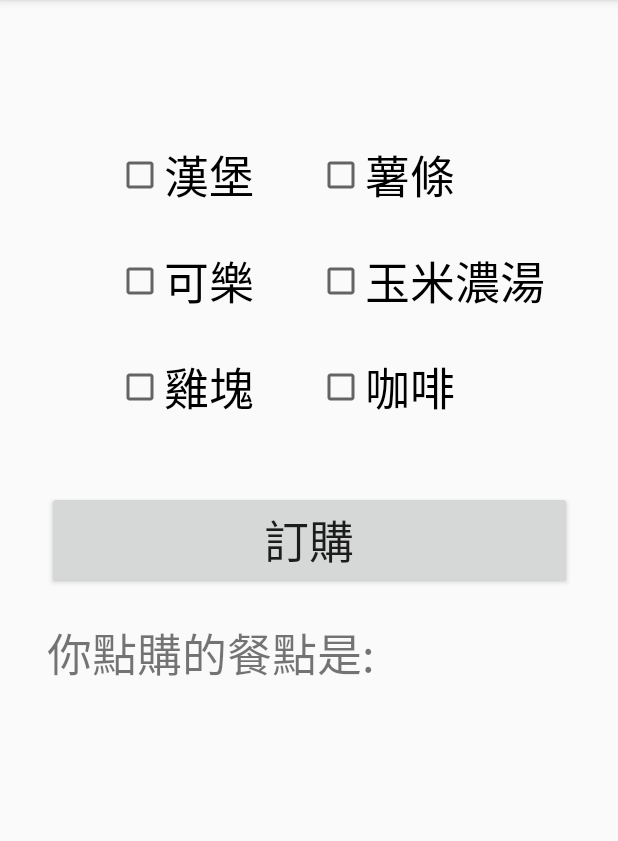
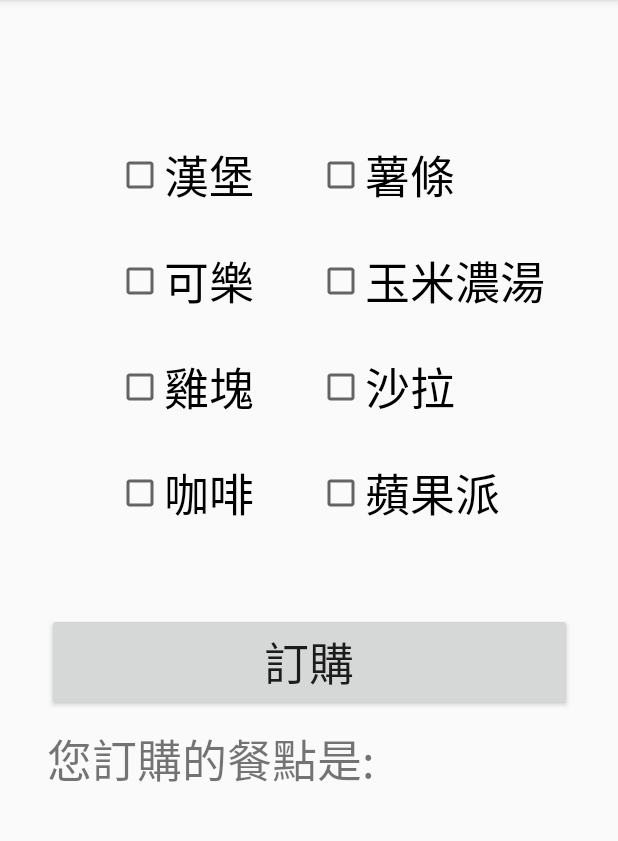
Before and after one commit to DerrickPikachu/FoodMenu, an Android app: the screen it shows after launch (MainActivity), after a tap on "訂購", on a phone screen of 412 x 824 dp, the part 84-925 px from its top. Run offline under Robolectric (Android 15) with nearby library versions, the phone set to English and light mode, and no system bars.

Commit message:
dynamically update result

```diff
--- a/app/src/main/java/com/example/foodmenu/MainActivity.java
+++ b/app/src/main/java/com/example/foodmenu/MainActivity.java
@@ -6,13 +6,17 @@ import android.os.Bundle;
 import android.view.View;
 import android.widget.Button;
 import android.widget.CheckBox;
+import android.widget.CompoundButton;
 import android.widget.TextView;
 
-public class MainActivity extends AppCompatActivity implements View.OnClickListener {
+import java.util.ArrayList;
 
-    TextView resultPrint;
-    int boxesId[] = {R.id.hamburger, R.id.frenchFries, R.id.cola, R.id.cornSoup, R.id.friedChicken, R.id.coffee};
-    Button orderBtn;
+public class MainActivity extends AppCompatActivity implements View.OnClickListener, CompoundButton.OnCheckedChangeListener {
+
+    private TextView resultPrint;
+    private int boxesId[] = {R.id.hamburger, R.id.frenchFries, R.id.cola, R.id.cornSoup, R.id.friedChicken, R.id.salad, R.id.coffee, R.id.applePie};
+    private Button orderBtn;
+    private ArrayList<String> checked;
 
     @Override
     protected void onCreate(Bundle savedInstanceState) {
@@ -21,13 +25,19 @@ public class MainActivity extends AppCompatActivity implements View.OnClickListe
 
         resultPrint = findViewById(R.id.result);
         orderBtn = findViewById(R.id.orderBtn);
+        checked = new ArrayList<>();
 
         orderBtn.setOnClickListener(this);
+
+        for (int i:boxesId) {
+            CheckBox box = findViewById(i);
+            box.setOnCheckedChangeListener(this);
+        }
     }
 
     @Override
     public void onClick(View view) {
-        String result = "你點購的餐點是:\n";
+        String result = "您訂購的餐點是:\n";
         CheckBox box;
 
         for (int i:boxesId) {
@@ -38,4 +48,19 @@ public class MainActivity extends AppCompatActivity implements View.OnClickListe
 
         resultPrint.setText(result);
     }
+
+    @Override
+    public void onCheckedChanged(CompoundButton compoundButton, boolean b) {
+        String result = "您點的餐點是:\n";
+
+        if (b)
+            checked.add(compoundButton.getText().toString());
+        else
+            checked.remove(compoundButton.getText().toString());
+
+        for (int i=0; i<checked.size(); i++)
+            result = result + checked.get(i) + "\n";
+
+        resultPrint.setText(result);
+    }
 }
--- a/app/src/main/res/layout/activity_main.xml
+++ b/app/src/main/res/layout/activity_main.xml
@@ -22,10 +22,11 @@
         android:id="@+id/coffee"
         android:layout_width="wrap_content"
         android:layout_height="wrap_content"
+        android:layout_marginTop="25dp"
         android:text="@string/coffee"
         android:textSize="30sp"
-        app:layout_constraintStart_toStartOf="@+id/cornSoup"
-        app:layout_constraintTop_toTopOf="@+id/friedChicken" />
+        app:layout_constraintStart_toStartOf="@+id/friedChicken"
+        app:layout_constraintTop_toBottomOf="@+id/friedChicken" />
 
     <CheckBox
         android:id="@+id/hamburger"
@@ -72,6 +73,24 @@
         app:layout_constraintStart_toStartOf="@+id/frenchFries"
         app:layout_constraintTop_toTopOf="@+id/cola" />
 
+    <CheckBox
+        android:id="@+id/salad"
+        android:layout_width="wrap_content"
+        android:layout_height="wrap_content"
+        android:text="@string/salad"
+        android:textSize="30sp"
+        app:layout_constraintStart_toStartOf="@+id/cornSoup"
+        app:layout_constraintTop_toTopOf="@+id/friedChicken" />
+
+    <CheckBox
+        android:id="@+id/applePie"
+        android:layout_width="wrap_content"
+        android:layout_height="wrap_content"
+        android:text="@string/apple_pie"
+        android:textSize="30sp"
+        app:layout_constraintStart_toStartOf="@+id/salad"
+        app:layout_constraintTop_toTopOf="@+id/coffee" />
+
     <Button
         android:id="@+id/orderBtn"
         android:layout_width="350dp"
@@ -80,20 +99,35 @@
         android:textSize="30sp"
         app:layout_constraintBottom_toBottomOf="parent"
         app:layout_constraintEnd_toEndOf="parent"
-        app:layout_constraintHorizontal_bias="0.5"
+        app:layout_constraintHorizontal_bias="0.508"
         app:layout_constraintStart_toStartOf="parent"
         app:layout_constraintTop_toBottomOf="@+id/coffee"
-        app:layout_constraintVertical_bias="0.110000014" />
+        app:layout_constraintVertical_bias="0.164" />
 
-    <TextView
-        android:id="@+id/result"
-        android:layout_width="wrap_content"
-        android:layout_height="wrap_content"
-        android:text="@string/hint_to_user"
-        android:textSize="30sp"
+    <ScrollView
+        android:id="@+id/resultScroll"
+        android:layout_width="0dp"
+        android:layout_height="0dp"
+        android:layout_marginTop="10dp"
+        android:layout_marginBottom="16dp"
         app:layout_constraintBottom_toBottomOf="parent"
+        app:layout_constraintEnd_toEndOf="@+id/orderBtn"
+        app:layout_constraintHorizontal_bias="0.397"
         app:layout_constraintStart_toStartOf="@+id/orderBtn"
-        app:layout_constraintTop_toBottomOf="@+id/orderBtn"
-        app:layout_constraintVertical_bias="0.06999999" />
+        app:layout_constraintTop_toBottomOf="@+id/orderBtn">
+
+        <LinearLayout
+            android:layout_width="match_parent"
+            android:layout_height="wrap_content"
+            android:orientation="vertical">
+
+            <TextView
+                android:id="@+id/result"
+                android:layout_width="wrap_content"
+                android:layout_height="wrap_content"
+                android:text="@string/hint_to_user"
+                android:textSize="30sp" />
+        </LinearLayout>
+    </ScrollView>
 
 </androidx.constraintlayout.widget.ConstraintLayout>
--- a/app/src/main/res/values/strings.xml
+++ b/app/src/main/res/values/strings.xml
@@ -8,4 +8,6 @@
     <string name="hint_to_user">請訂餐</string>
     <string name="fried_chicken" >雞塊</string>
     <string name="coffee">咖啡</string>
+    <string name="salad">沙拉</string>
+    <string name="apple_pie">蘋果派</string>
 </resources>
```
